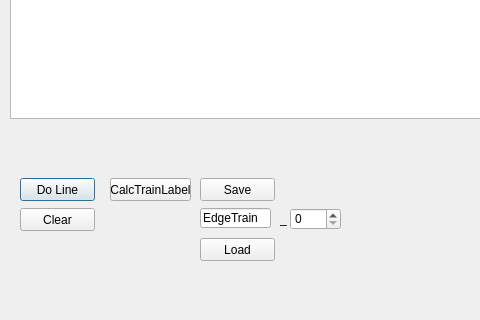
First picture: the form in mainWin.ui, repository alexjean/MakeData, before the edit; both pictures show x 0 to 480 and y 522 to 842 of the 1243 by 842 pixel window.
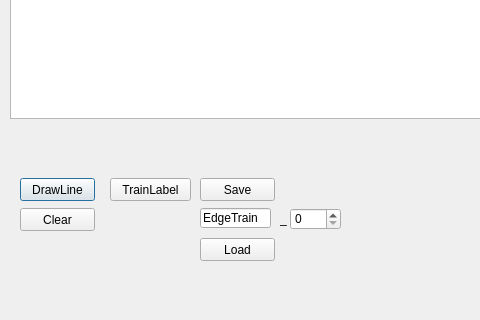
Second picture: the form after the edit.

Commit message: 先存contrast於contrastData 加快計算

```diff
--- a/mainWin.ui
+++ b/mainWin.ui
@@ -23,7 +23,7 @@
     </rect>
    </property>
    <property name="text">
-    <string>Do Line</string>
+    <string>DrawLine</string>
    </property>
   </widget>
   <widget class="QGraphicsView" name="view">
@@ -144,7 +144,7 @@
     </rect>
    </property>
    <property name="text">
-    <string>CalcTrainLabel</string>
+    <string>TrainLabel</string>
    </property>
   </widget>
   <widget class="QGraphicsView" name="view2">
```
The commit also changes 2 other files.
